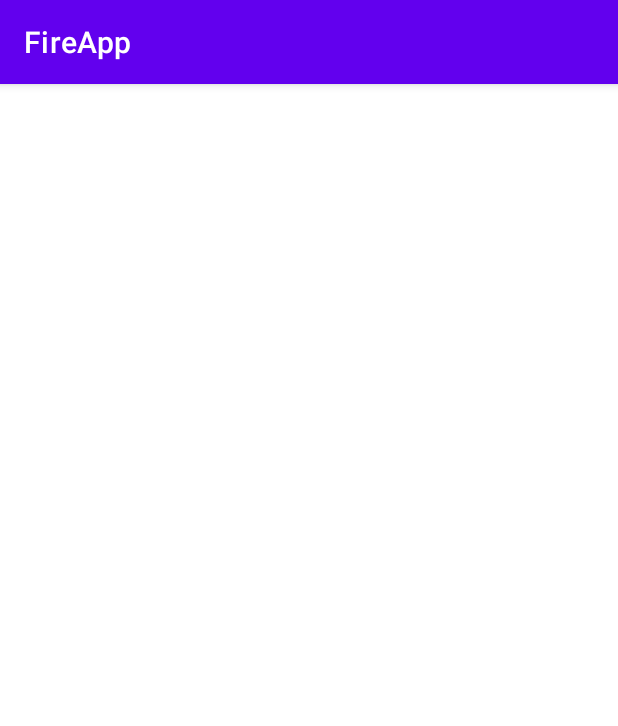
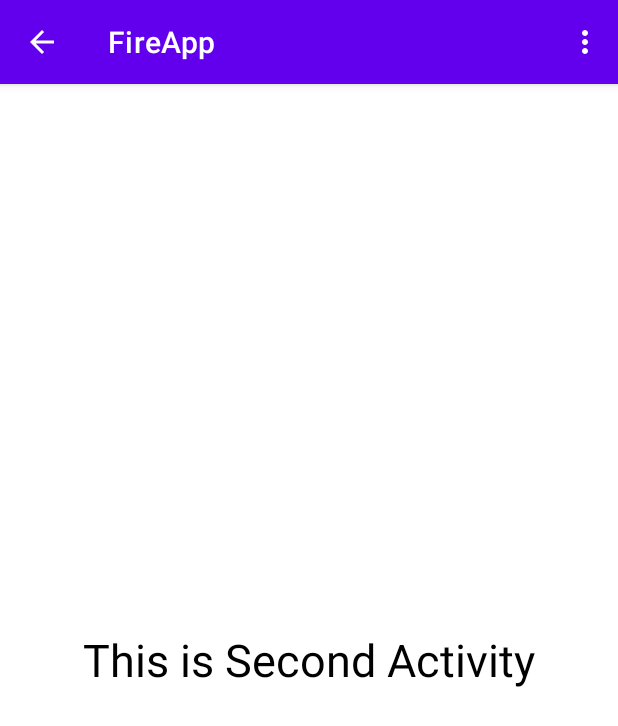
Before and after one commit to anupam2020/FireApp, an Android app: the Second screen opened directly, with no data from a screen before it, on a phone screen of 412 x 824 dp. Shown: the top 726 px of the screen. Run offline under Robolectric (Android 15) with nearby library versions, the phone set to English and light mode, and no system bars.

Commit message:
Second Activity added

```diff
--- a/app/src/main/java/com/example/fireapp/MainActivity.java
+++ b/app/src/main/java/com/example/fireapp/MainActivity.java
@@ -20,8 +20,6 @@ public class MainActivity extends AppCompatActivity {
 
     FirebaseUser user;
 
-    ArrayList<Email> emailList=new ArrayList<Email>();
-
     @Override
     protected void onCreate(Bundle savedInstanceState) {
         super.onCreate(savedInstanceState);
@@ -38,7 +36,7 @@ public class MainActivity extends AppCompatActivity {
             public void onClick(View v) {
 
                 startActivity(new Intent(MainActivity.this,Login.class));
-                finish();
+                //finish();
             }
         });
 
@@ -47,7 +45,7 @@ public class MainActivity extends AppCompatActivity {
             public void onClick(View v) {
 
                 startActivity(new Intent(MainActivity.this,Registration.class));
-                finish();
+                //finish();
             }
         });
 
--- a/app/src/main/java/com/example/fireapp/Registration.java
+++ b/app/src/main/java/com/example/fireapp/Registration.java
@@ -4,6 +4,7 @@ import androidx.annotation.NonNull;
 import androidx.appcompat.app.ActionBar;
 import androidx.appcompat.app.AppCompatActivity;
 
+import android.content.Intent;
 import android.os.Bundle;
 import android.util.Patterns;
 import android.view.MenuItem;
@@ -92,6 +93,7 @@ public class Registration extends AppCompatActivity {
                 if(task.isSuccessful())
                 {
                     Snackbar.make(layout,"Registration Successful!",Snackbar.LENGTH_LONG).show();
+                    startActivity(new Intent(Registration.this,Login.class));
                 }
                 else
                 {
--- /dev/null
+++ b/app/src/main/res/drawable/logout.xml
@@ -0,0 +1,10 @@
+<vector xmlns:android="http://schemas.android.com/apk/res/android"
+    android:width="24dp"
+    android:height="24dp"
+    android:viewportWidth="24"
+    android:viewportHeight="24"
+    android:tint="?attr/colorControlNormal">
+  <path
+      android:fillColor="@android:color/white"
+      android:pathData="M10.09,15.59L11.5,17l5,-5 -5,-5 -1.41,1.41L12.67,11H3v2h9.67l-2.58,2.59zM19,3H5c-1.11,0 -2,0.9 -2,2v4h2V5h14v14H5v-4H3v4c0,1.1 0.89,2 2,2h14c1.1,0 2,-0.9 2,-2V5c0,-1.1 -0.9,-2 -2,-2z"/>
+</vector>
--- a/app/src/main/res/layout/activity_second.xml
+++ b/app/src/main/res/layout/activity_second.xml
@@ -6,4 +6,12 @@
     android:layout_height="match_parent"
     tools:context=".Second">
 
+    <TextView
+        android:layout_width="match_parent"
+        android:layout_height="match_parent"
+        android:gravity="center"
+        android:textSize="30dp"
+        android:textColor="@color/black"
+        android:text="This is Second Activity"/>
+
 </androidx.constraintlayout.widget.ConstraintLayout>
--- /dev/null
+++ b/app/src/main/res/menu/menu.xml
@@ -0,0 +1,9 @@
+<?xml version="1.0" encoding="utf-8"?>
+<menu xmlns:android="http://schemas.android.com/apk/res/android">
+
+    <item
+        android:id="@+id/logout"
+        android:title="Logout"
+        android:icon="@drawable/logout"/>
+
+</menu>
```
Also changed, not shown: app/src/main/java/com/example/fireapp/Login.java (+12 -5 lines), app/src/main/java/com/example/fireapp/Second.java (+55 -0 lines).
